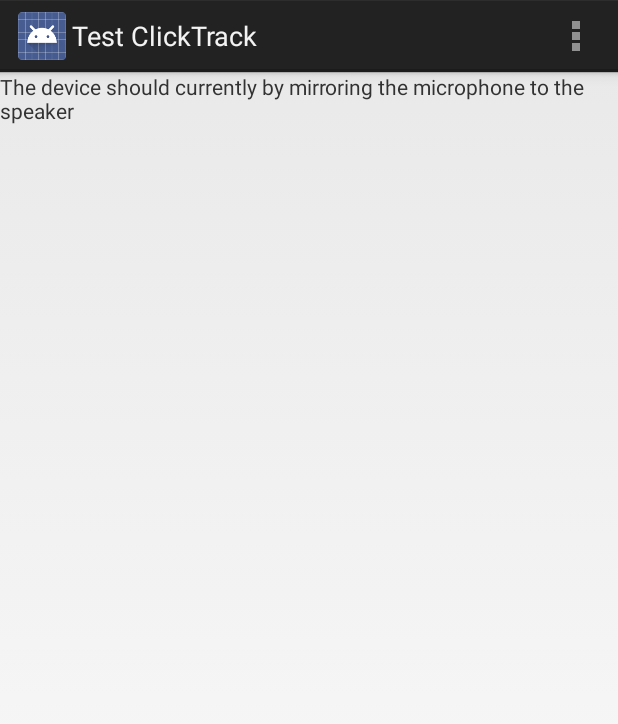
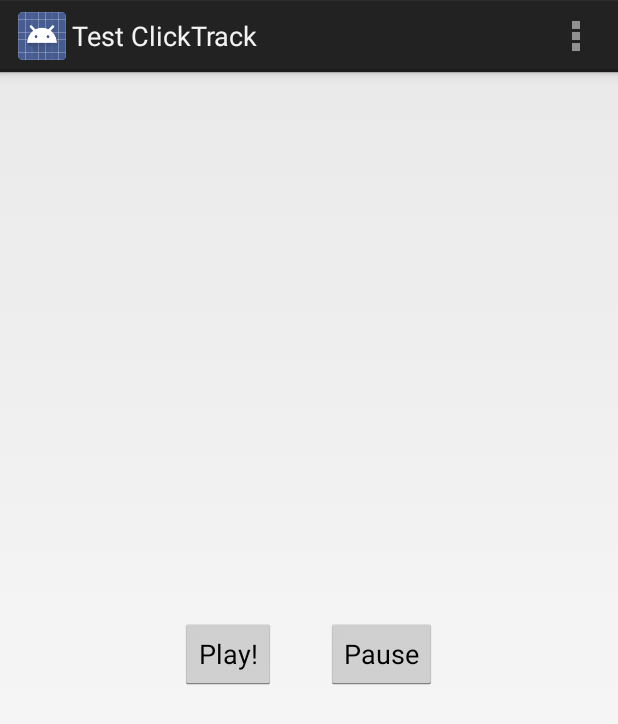
Before and after one commit to thenyeguy/18551-project, an Android app: the screen it shows after launch (TestClickTrack), on a phone screen of 412 x 824 dp. Shown: the top 724 px of the screen. Run offline under Robolectric (Android 15) with nearby library versions, the phone set to English and light mode, and no system bars; 2 statements that could not run were skipped.

Commit message:
Added a couple of buttons to test app

```diff
--- a/Synth/ClickTrack/src/main/java/edu/cmu/ece/ece551/clicktrack/TestClickTrack.java
+++ b/Synth/ClickTrack/src/main/java/edu/cmu/ece/ece551/clicktrack/TestClickTrack.java
@@ -15,31 +15,59 @@ import android.view.MenuItem;
 import android.view.View;
 import android.view.ViewGroup;
 import android.os.Build;
+import android.widget.Button;
 
 public class TestClickTrack extends Activity {
 
     private ClickTrack master;
+    private enum State { PLAYING, PAUSED }
+    State state;
+
 
     @Override
     protected void onCreate(Bundle savedInstanceState) {
         super.onCreate(savedInstanceState);
         setContentView(R.layout.activity_click_track);
 
+        // Create our instance
         Log.i("TestClickTrack", "Creating a new ClickTrack instance.");
         master = new ClickTrack();
+        state = State.PAUSED;
+
+        // Register our buttons
+        Button play = (Button) findViewById(R.id.playButton);
+        play.setOnClickListener(new View.OnClickListener() {
+            @Override
+            public void onClick(View view) {
+                state = State.PLAYING;
+                master.play();
+            }
+        });
+
+        Button pause = (Button) findViewById(R.id.pauseButton);
+        pause.setOnClickListener(new View.OnClickListener() {
+            @Override
+            public void onClick(View view) {
+                state = State.PAUSED;
+                master.pause();
+            }
+        });
     }
 
     @Override
     protected void onResume()
     {
         super.onResume();
-        master.play();
+
+        if(state == State.PLAYING)
+            master.play();
     }
 
     @Override
     protected void onPause()
     {
         super.onPause();
+
         master.pause();
     }
 
--- a/Synth/ClickTrack/src/main/res/layout/activity_click_track.xml
+++ b/Synth/ClickTrack/src/main/res/layout/activity_click_track.xml
@@ -6,9 +6,22 @@
     tools:context="edu.cmu.ece.ece551.clicktrack.TestClickTrack"
     tools:ignore="MergeRootFrame">
 
-    <TextView
-        android:text="@string/dummy_message"
-        android:layout_width="wrap_content"
-        android:layout_height="wrap_content" />
+    <LinearLayout
+            android:layout_width="fill_parent"
+            android:layout_height="fill_parent"
+            android:gravity="center"
+            android:orientation="horizontal">
+        <Button android:id="@+id/playButton"
+                android:text="@string/playButton"
+                android:layout_width="wrap_content"
+                android:layout_height="wrap_content"/>
+        <Space
+                android:layout_width="50px"
+                android:layout_height="1px"/>
+        <Button android:id="@+id/pauseButton"
+                android:text="@string/pauseButton"
+                android:layout_width="wrap_content"
+                android:layout_height="wrap_content"/>
+    </LinearLayout>
 
 </RelativeLayout>
--- a/Synth/ClickTrack/src/main/res/values/strings.xml
+++ b/Synth/ClickTrack/src/main/res/values/strings.xml
@@ -4,5 +4,7 @@
     <string name="app_name">Test ClickTrack</string>
     <string name="action_settings">Settings</string>
     <string name="dummy_message">The device should currently by mirroring the microphone to the speaker</string>
+    <string name="playButton">Play!</string>
+    <string name="pauseButton">Pause</string>
 
 </resources>
```
